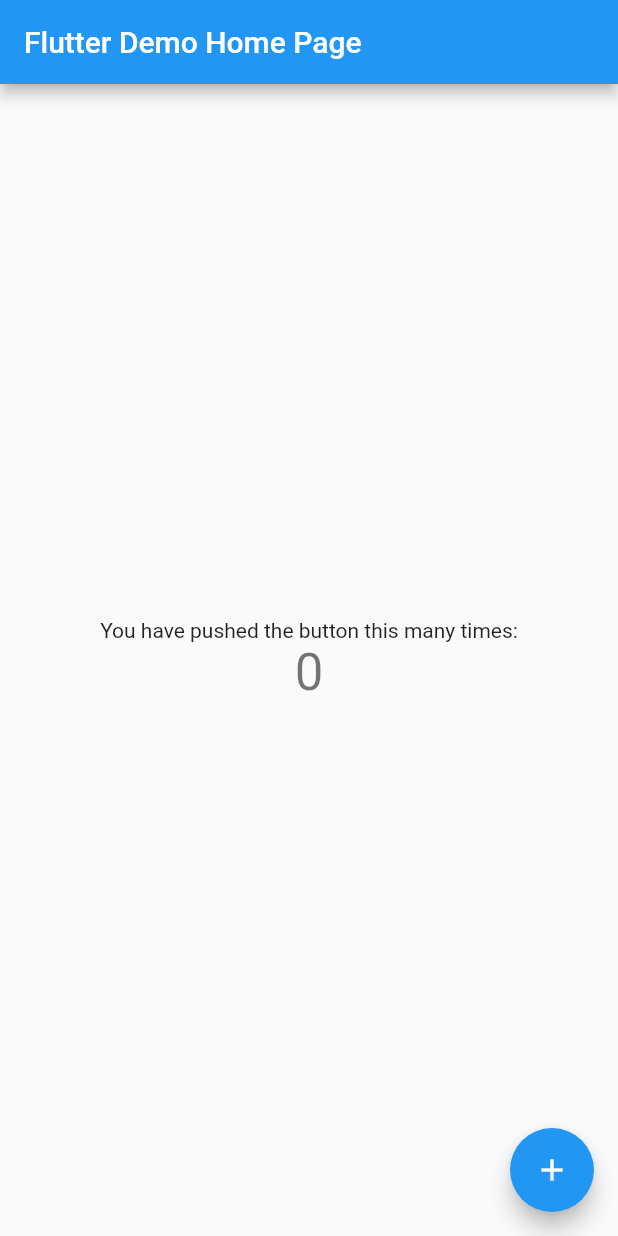
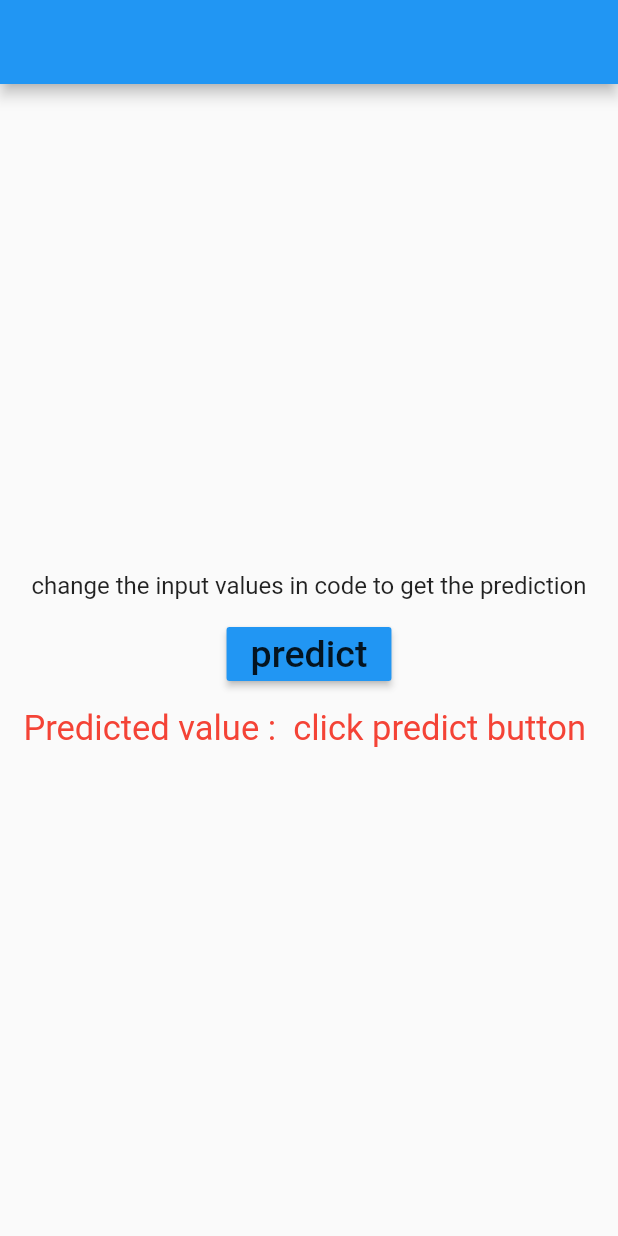
Before and after one commit to Soad-Abdallah/project_test, a Flutter app: the screen it shows after launch, on a phone screen of 412 x 824 dp. Run offline on Flutter 3.47's test engine with Material 2 defaults, Android fonts, the phone set to English and light mode, and no system bars; missing offline and left inert: tflite_flutter.

Commit message:
final_ML_app

```diff
--- /dev/null
+++ b/lib/PreModel.dart
@@ -0,0 +1,66 @@
+// ignore_for_file: file_names
+
+import 'package:flutter/material.dart';
+import 'package:tflite_flutter/tflite_flutter.dart';
+
+class PredModel extends StatefulWidget {
+  @override
+  _PredModelState createState() => _PredModelState();
+}
+
+class _PredModelState extends State<PredModel> {
+  var predValue = "";
+  @override
+  void initState() {
+    super.initState();
+    predValue = "click predict button";
+  }
+
+  Future<void> predData() async {
+    final interpreter = await Interpreter.fromAsset('predmodel.tflite');
+    var input = [
+      [953.0, 1075.0, 1695.0, 3736.0, 5340.0]
+    ];
+    var output = List.filled(1, 0).reshape([1, 1]);
+    interpreter.run(input, output);
+    print(output[0][0]);
+
+    this.setState(() {
+      predValue = output[0][0].toString();
+    });
+  }
+
+  @override
+  Widget build(BuildContext context) {
+    return Scaffold(
+      appBar: AppBar(
+        backgroundColor: Colors.blue,
+      ),
+      body: Center(
+        child: Column(
+          mainAxisAlignment: MainAxisAlignment.center,
+          children: [
+            Text(
+              "change the input values in code to get the prediction",
+              style: TextStyle(fontSize: 16),
+            ),
+            SizedBox(height: 12),
+            MaterialButton(
+              color: Colors.blue,
+              child: Text(
+                "predict",
+                style: TextStyle(fontSize: 25),
+              ),
+              onPressed: predData,
+            ),
+            SizedBox(height: 12),
+            Text(
+              "Predicted value :  $predValue ",
+              style: TextStyle(color: Colors.red, fontSize: 23),
+            ),
+          ],
+        ),
+      ),
+    );
+  }
+}
--- a/lib/main.dart
+++ b/lib/main.dart
@@ -1,116 +1,22 @@
 import 'package:flutter/material.dart';
+import 'package:tflite_flutter/tflite_flutter.dart';
+
+import 'PreModel.dart';
 
 void main() {
-  runApp(const MyApp());
+  runApp(MyApp());
 }
 
 class MyApp extends StatelessWidget {
-  // test githup
-  const MyApp({Key? key}) : super(key: key);
-
   // This widget is the root of your application.
   @override
   Widget build(BuildContext context) {
     return MaterialApp(
       title: 'Flutter Demo',
       theme: ThemeData(
-        // This is the theme of your application.
-        //
-        // Try running your application with "flutter run". You'll see the
-        // application has a blue toolbar. Then, without quitting the app, try
-        // changing the primarySwatch below to Colors.green and then invoke
-        // "hot reload" (press "r" in the console where you ran "flutter run",
-        // or simply save your changes to "hot reload" in a Flutter IDE).
-        // Notice that the counter didn't reset back to zero; the application
-        // is not restarted.
         primarySwatch: Colors.blue,
       ),
-      home: const MyHomePage(title: 'Flutter Demo Home Page'),
+      home: PredModel(),
     );
   }
 }
-
-class MyHomePage extends StatefulWidget {
-  const MyHomePage({Key? key, required this.title}) : super(key: key);
-
-  // This widget is the home page of your application. It is stateful, meaning
-  // that it has a State object (defined below) that contains fields that affect
-  // how it looks.
-
-  // This class is the configuration for the state. It holds the values (in this
-  // case the title) provided by the parent (in this case the App widget) and
-  // used by the build method of the State. Fields in a Widget subclass are
-  // always marked "final".
-
-  final String title;
-
-  @override
-  State<MyHomePage> createState() => _MyHomePageState();
-}
-
-class _MyHomePageState extends State<MyHomePage> {
-  int _counter = 0;
-
-  void _incrementCounter() {
-    setState(() {
-      // This call to setState tells the Flutter framework that something has
-      // changed in this State, which causes it to rerun the build method below
-      // so that the display can reflect the updated values. If we changed
-      // _counter without calling setState(), then the build method would not be
-      // called again, and so nothing would appear to happen.
-      _counter++;
-    });
-  }
-
-  @override
-  Widget build(BuildContext context) {
-    // This method is rerun every time setState is called, for instance as done
-    // by the _incrementCounter method above.
-    //
-    // The Flutter framework has been optimized to make rerunning build methods
-    // fast, so that you can just rebuild anything that needs updating rather
-    // than having to individually change instances of widgets.
-    return Scaffold(
-      appBar: AppBar(
-        // Here we take the value from the MyHomePage object that was created by
-        // the App.build method, and use it to set our appbar title.
-        title: Text(widget.title),
-      ),
-      body: Center(
-        // Center is a layout widget. It takes a single child and positions it
-        // in the middle of the parent.
-        child: Column(
-          // Column is also a layout widget. It takes a list of children and
-          // arranges them vertically. By default, it sizes itself to fit its
-          // children horizontally, and tries to be as tall as its parent.
-          //
-          // Invoke "debug painting" (press "p" in the console, choose the
-          // "Toggle Debug Paint" action from the Flutter Inspector in Android
-          // Studio, or the "Toggle Debug Paint" command in Visual Studio Code)
-          // to see the wireframe for each widget.
-          //
-          // Column has various properties to control how it sizes itself and
-          // how it positions its children. Here we use mainAxisAlignment to
-          // center the children vertically; the main axis here is the vertical
-          // axis because Columns are vertical (the cross axis would be
-          // horizontal).
-          mainAxisAlignment: MainAxisAlignment.center,
-          children: <Widget>[
-            const Text(
-              'You have pushed the button this many times:',
-            ),
-            Text(
-              '$_counter',
-              style: Theme.of(context).textTheme.headline4,
-            ),
-          ],
-        ),
-      ),
-      floatingActionButton: FloatingActionButton(
-        onPressed: _incrementCounter,
-        tooltip: 'Increment',
-        child: const Icon(Icons.add),
-      ), // This trailing comma makes auto-formatting nicer for build methods.
-    );
-  }
-}
--- a/pubspec.yaml
+++ b/pubspec.yaml
@@ -34,6 +34,8 @@
   # The following adds the Cupertino Icons font to your application.
   # Use with the CupertinoIcons class for iOS style icons.
   cupertino_icons: ^1.0.2
+  tflite_flutter: ^0.9.0
+
 
 dev_dependencies:
   flutter_test:
@@ -58,8 +60,8 @@
   uses-material-design: true
 
   # To add assets to your application, add an assets section, like this:
-  # assets:
-  #   - images/a_dot_burr.jpeg
+  assets:
+    - assets/
   #   - images/a_dot_ham.jpeg
 
   # An image asset can refer to one or more resolution-specific "variants", see
```
Also changed, not shown: pubspec.lock, 7 other files.
